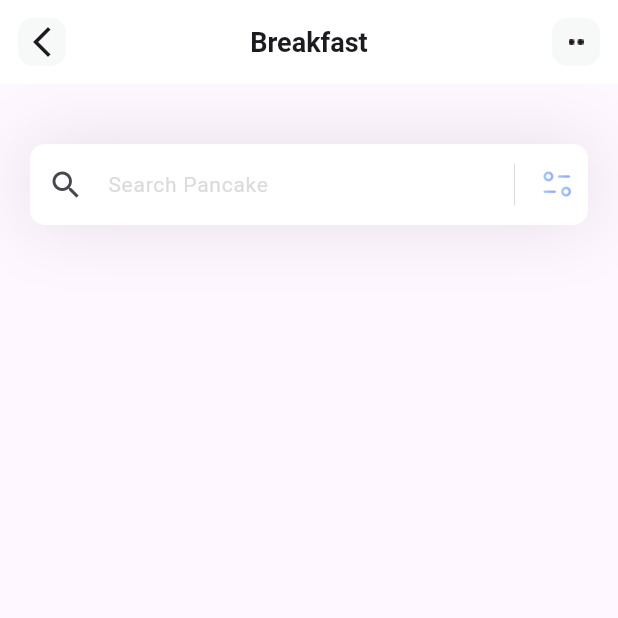
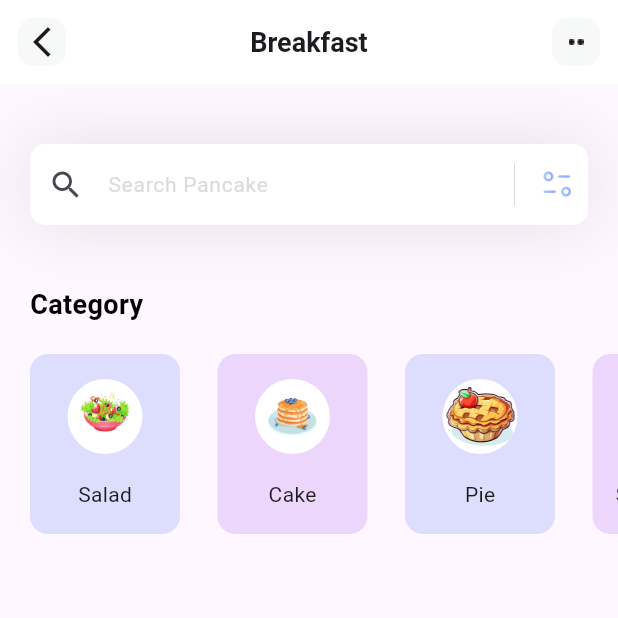
Before and after one commit to ShashiniHanshani/fitnestX, a Flutter app: the screen it shows after launch, on a phone screen of 412 x 824 dp, the top half of it. Run offline on Flutter 3.47's test engine with Material 3 defaults, Android fonts, the phone set to English and light mode, and no system bars.

Commit message:
categories section done

```diff
--- /dev/null
+++ b/fitness_app/lib/models/find_something_to_eat_model/category_model.dart
@@ -0,0 +1,48 @@
+import 'package:flutter/material.dart';
+
+class CategoryModel {
+  String name;
+  String iconPath;
+  Color boxColor;
+
+  CategoryModel({
+    required this.name,
+    required this.iconPath,
+    required this.boxColor,
+  });
+
+  static List<CategoryModel> getCategories() {
+    List<CategoryModel> categories = [];
+
+    categories.add(
+      CategoryModel(
+        name: 'Salad',
+        iconPath: "assets/icons/salad.png",
+        boxColor: Color(0xff92A3FD),
+      ),
+    );
+    categories.add(
+      CategoryModel(
+        name: 'Cake',
+        iconPath: "assets/icons/cake.png",
+        boxColor: Color(0xffC58BF2),
+      ),
+    );
+    categories.add(
+      CategoryModel(
+        name: 'Pie',
+        iconPath: "assets/icons/pie.png",
+        boxColor: Color(0xff92A3FD),
+      ),
+    );
+    categories.add(
+      CategoryModel(
+        name: 'Smoothies',
+        iconPath: "assets/icons/smoothie.png",
+        boxColor: Color(0xffC58BF2),
+      ),
+    );
+
+    return categories;
+  }
+}
--- a/fitness_app/lib/pages/meal_planner/find_something_to_eat.dart
+++ b/fitness_app/lib/pages/meal_planner/find_something_to_eat.dart
@@ -1,15 +1,23 @@
+import 'package:fitness_app/models/find_something_to_eat_model/category_model.dart';
 import 'package:flutter/material.dart';
 
 class FindSomethingToEat extends StatefulWidget {
-  const FindSomethingToEat({super.key});
+  FindSomethingToEat({super.key});
 
   @override
   State<FindSomethingToEat> createState() => _FindSomethingToEatState();
 }
 
 class _FindSomethingToEatState extends State<FindSomethingToEat> {
+  List<CategoryModel> categories = [];
+
+  void _getCategories() {
+    categories = CategoryModel.getCategories();
+  }
+
   @override
   Widget build(BuildContext context) {
+    _getCategories();
     return Scaffold(
       //appbar
       appBar: appBar(),
@@ -17,14 +25,71 @@ class _FindSomethingToEatState extends State<FindSomethingToEat> {
         children: [
           //search bar
           _searchField(),
-
+          SizedBox(
+            height: 40,
+          ),
           //category
-
+          _categoriesSection(),
           //Recommendation for diet
 
           //popular
         ],
       ),
+    );
+  }
+
+  Column _categoriesSection() {
+    return Column(
+          crossAxisAlignment: CrossAxisAlignment.start,
+          children: [
+            Padding(
+              padding: const EdgeInsets.only(left: 20),
+              child: Text(
+                "Category",
+                style: TextStyle(
+                  fontWeight: FontWeight.w600,
+                  fontSize: 18,
+                  color: Colors.black,
+                ),
+              ),
+            ),
+            SizedBox(
+              height: 20,
+            ),
+            Container(
+              height: 120,
+              child: ListView.separated(
+                itemCount: categories.length,
+                scrollDirection: Axis.horizontal,
+                padding: const EdgeInsets.only(left: 20, right: 20),
+                separatorBuilder: (context, index) => SizedBox(width: 25),
+                itemBuilder: ((context, index) {
+                  return Container(
+                    width: 100,
+                    decoration: BoxDecoration(
+                      color: categories[index].boxColor.withOpacity(0.3),
+                      borderRadius: BorderRadius.circular(12),
+                    ),
+                    child: Column(
+                      mainAxisAlignment: MainAxisAlignment.spaceEvenly,
+                      children: [
+                        Container(
+                          width: 50,
+                          height: 50,
+                          decoration: BoxDecoration(
+                            color: Colors.white,
+                            shape: BoxShape.circle,
+                          ),
+                          child: Image.asset(categories[index].iconPath),
+                        ),
+                        Text(categories[index].name),
+                      ],
+                    ),
+                  );
+                }),
+              ),
+            )
+          ],
         );
   }
 
```
Also changed, not shown: fitness_app/assets/icons/cake.png (added), fitness_app/assets/icons/pie.png (added), fitness_app/assets/icons/salad.png (added), fitness_app/assets/icons/smoothie.png (added). Lines whose indentation alone changed are shown as unchanged.
